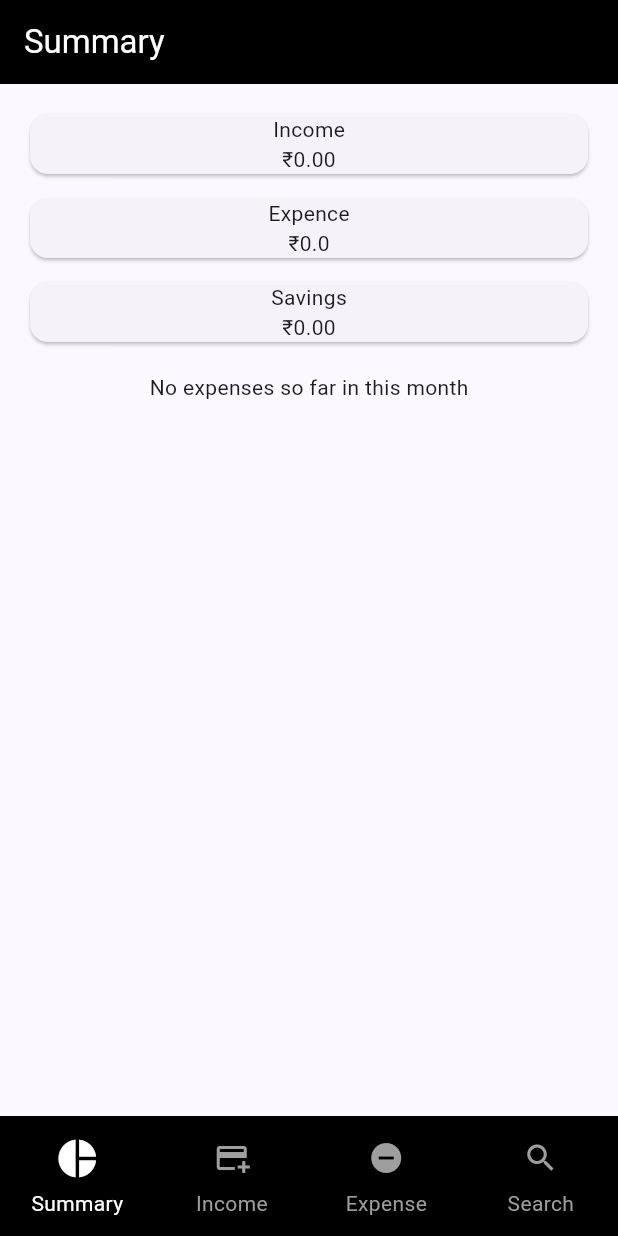
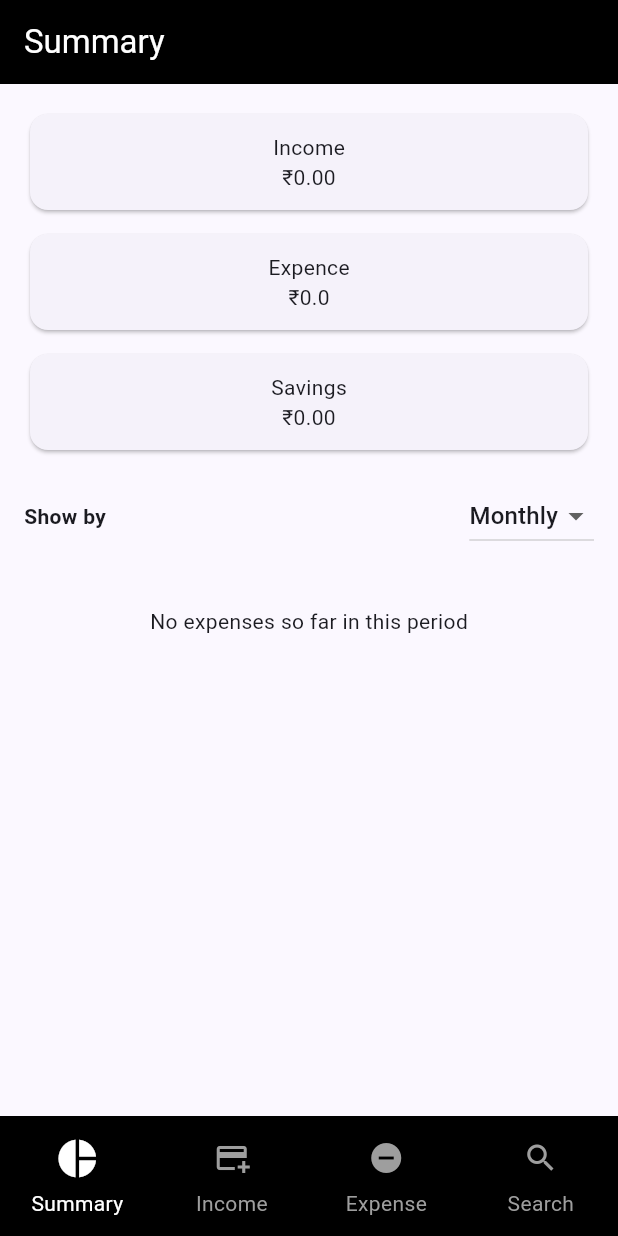
Before and after one commit to 9xRahul/expense_tracker_app, a Flutter app: the screen it shows after launch, on a phone screen of 412 x 824 dp. Run offline on Flutter 3.47's test engine with Material 3 defaults, Android fonts, the phone set to English and light mode, and no system bars; our stand-ins replace auto_route, bloc, equatable, fl_chart, flutter_bloc, sqflite; accounts and stored records are empty.

Commit message:
Added pie chart ranges in summary page,some overflow issues solved

```diff
--- a/lib/core/constants/variables.dart
+++ b/lib/core/constants/variables.dart
@@ -9,3 +9,5 @@ class Constants {
     'Other',
   ];
 }
+
+enum SummaryRange { monthly, weekly, daily }
--- a/lib/presentation/bloc/summary/summary_bloc.dart
+++ b/lib/presentation/bloc/summary/summary_bloc.dart
@@ -4,6 +4,8 @@ import 'package:bloc/bloc.dart';
 import 'package:collection/collection.dart';
 import 'package:equatable/equatable.dart';
 import 'package:expense_tracker_app/core/constants/color_config.dart';
+import 'package:expense_tracker_app/core/constants/variables.dart';
+import 'package:expense_tracker_app/core/utils/date_utils.dart';
 import 'package:fl_chart/fl_chart.dart';
 import 'package:flutter/material.dart';
 import '../../../domain/repositories/expense_repository.dart';
@@ -23,36 +25,37 @@ class SummaryBloc extends Bloc<SummaryEvent, SummaryState> {
   SummaryBloc(this.expenseRepo, this.incomeRepo, this.limitRepo)
     : super(SummaryState.initial()) {
     on<LoadSummary>(_loadSummaryForNow);
+    on<SetSummaryRange>(_setRangeAndRebuild);
   }
-  void _loadSummaryForNow(LoadSummary event, Emitter<SummaryState> emit) async {
-    final expenses = await expenseRepo.getExpenses(month: event.month);
-    final incomes = await incomeRepo.getIncomes(month: event.month);
-    final totalExpense = expenses.fold<double>(0.0, (p, e) => p + e.amount);
-    final totalIncome = incomes.fold<double>(0.0, (p, e) => p + e.amount);
 
-    final byCategory = groupBy<ExpenseEntry, String>(
+  Future<void> _loadSummaryForNow(
+    LoadSummary event,
+    Emitter<SummaryState> emit,
+  ) async {
+    final List<ExpenseEntry> expenses = await expenseRepo.getExpenses(
+      month: event.month,
+    );
+    final List<IncomeEntry> incomes = await incomeRepo.getIncomes(
+      month: event.month,
+    );
+
+    double totalExpense = 0.0;
+    for (final e in expenses) {
+      totalExpense = totalExpense + e.amount;
+    }
+
+    double totalIncome = 0.0;
+    for (final i in incomes) {
+      totalIncome = totalIncome + i.amount;
+    }
+
+    final List<ExpenseEntry> filtered = _filterByRange(
       expenses,
-      (e) => e.category,
-    ).map((k, v) => MapEntry(k, v.fold<double>(0, (p, e) => p + e.amount)));
-
-    final sections = byCategory.entries.toList().asMap().entries.map((entry) {
-      final index = entry.key;
-      final e = entry.value;
-      final color =
-          ColorConfig.pidiagramColors[index %
-              ColorConfig.pidiagramColors.length];
-      return PieChartSectionData(
-        value: e.value,
-        title: e.key,
-        color: color,
-        radius: 60,
-        titleStyle: TextStyle(
-          fontSize: 14,
-          fontWeight: FontWeight.bold,
-          color: Colors.white,
-        ),
-      );
-    }).toList();
+      state.range,
+      month: event.month,
+    );
+    final Map<String, double> byCategory = _sumByCategory(filtered);
+    final List<PieChartSectionData> sections = _buildPieSections(byCategory);
 
     emit(
       state.copyWith(
@@ -66,4 +69,134 @@ class SummaryBloc extends Bloc<SummaryEvent, SummaryState> {
       ),
     );
   }
+
+  void _setRangeAndRebuild(SetSummaryRange event, Emitter<SummaryState> emit) {
+    final List<ExpenseEntry> filtered = _filterByRange(
+      state.expenses,
+      event.value,
+      month: state.month,
+    );
+    final Map<String, double> byCategory = _sumByCategory(filtered);
+    final List<PieChartSectionData> sections = _buildPieSections(byCategory);
+
+    emit(
+      state.copyWith(
+        range: event.value,
+        categoryExpense: byCategory,
+        sections: sections,
+      ),
+    );
+  }
 }
+
+List<ExpenseEntry> _filterByRange(
+  List<ExpenseEntry> items,
+  SummaryRange range, {
+  required DateTime month,
+}) {
+  final DateTime now = DateTime.now();
+  final DateTime todayStart = DateTime(now.year, now.month, now.day);
+  final DateTime weekStart = _startOfWeek(now);
+  final DateTime monthStart = DateTime(month.year, month.month, 1);
+  final DateTime monthEnd = DateTime(month.year, month.month + 1, 0);
+
+  bool inDay(DateTime d) {
+    return !d.isBefore(todayStart) &&
+        d.isBefore(todayStart.add(const Duration(days: 1)));
+  }
+
+  bool inWeek(DateTime d) {
+    return !d.isBefore(weekStart) && !d.isAfter(now);
+  }
+
+  bool inMonth(DateTime d) {
+    return !d.isBefore(monthStart) && !d.isAfter(monthEnd);
+  }
+
+  final List<ExpenseEntry> result = <ExpenseEntry>[];
+
+  for (final item in items) {
+    final DateTime d = DateValidators.parseYMd(item.date);
+    if (range == SummaryRange.daily) {
+      if (inDay(d)) {
+        result.add(item);
+      }
+    } else if (range == SummaryRange.weekly) {
+      if (inWeek(d)) {
+        result.add(item);
+      }
+    } else {
+      if (inMonth(d)) {
+        result.add(item);
+      }
+    }
+  }
+
+  return result;
+}
+
+Map<String, double> _sumByCategory(List<ExpenseEntry> entries) {
+  final Map<String, List<ExpenseEntry>> grouped = groupBy<ExpenseEntry, String>(
+    entries,
+    (e) {
+      return e.category;
+    },
+  );
+
+  final Map<String, double> sums = <String, double>{};
+
+  grouped.forEach((String key, List<ExpenseEntry> list) {
+    double total = 0.0;
+    for (final e in list) {
+      total = total + e.amount;
+    }
+    sums[key] = total;
+  });
+
+  return sums;
+}
+
+List<PieChartSectionData> _buildPieSections(Map<String, double> byCategory) {
+  final List<MapEntry<String, double>> ordered = byCategory.entries.toList();
+
+  ordered.sort((a, b) {
+    if (a.value > b.value) {
+      return -1;
+    } else if (a.value < b.value) {
+      return 1;
+    } else {
+      return 0;
+    }
+  });
+
+  final List<PieChartSectionData> sections = <PieChartSectionData>[];
+
+  for (int i = 0; i < ordered.length; i++) {
+    final MapEntry<String, double> e = ordered[i];
+    final Color color =
+        ColorConfig.pidiagramColors[i % ColorConfig.pidiagramColors.length];
+    final Color textColor =
+        ColorConfig.pidiagramColors[i + 3 % ColorConfig.pidiagramColors.length];
+
+    sections.add(
+      PieChartSectionData(
+        value: e.value,
+        title: e.key,
+        color: color,
+        radius: 60,
+        titleStyle: TextStyle(
+          fontSize: 12,
+          fontWeight: FontWeight.bold,
+          color: textColor,
+        ),
+      ),
+    );
+  }
+
+  return sections;
+}
+
+DateTime _startOfWeek(DateTime d) {
+  final int weekday = d.weekday;
+  return DateTime(d.year, d.month, d.day).subtract(Duration(days: weekday - 1));
+}
--- a/lib/presentation/bloc/summary/summary_event.dart
+++ b/lib/presentation/bloc/summary/summary_event.dart
@@ -9,3 +9,10 @@ class LoadSummary extends SummaryEvent {
   final DateTime month;
   LoadSummary(this.month);
 }
+class SetSummaryRange extends SummaryEvent {
+  final SummaryRange value;
+  SetSummaryRange(this.value);
+
+  @override
+  List<Object?> get props => [value];
+}
--- a/lib/presentation/bloc/summary/summary_state.dart
+++ b/lib/presentation/bloc/summary/summary_state.dart
@@ -9,6 +9,8 @@ class SummaryState extends Equatable {
   final Map<String, double> categoryExpense;
   List<PieChartSectionData> sections;
 
+  final SummaryRange range;
+
   SummaryState({
     required this.month,
     required this.expenses,
@@ -17,6 +19,7 @@ class SummaryState extends Equatable {
     required this.totalIncome,
     required this.categoryExpense,
     required this.sections,
+    required this.range,
   });
 
   factory SummaryState.initial() => SummaryState(
@@ -27,6 +30,7 @@ class SummaryState extends Equatable {
     totalIncome: 0,
     categoryExpense: Map(),
     sections: const [],
+    range: SummaryRange.monthly,
   );
 
   SummaryState copyWith({
@@ -37,6 +41,7 @@ class SummaryState extends Equatable {
     double? totalIncome,
     Map<String, double>? categoryExpense,
     List<PieChartSectionData>? sections,
+    SummaryRange? range,
   }) => SummaryState(
     month: month ?? this.month,
     expenses: expenses ?? this.expenses,
@@ -45,6 +50,7 @@ class SummaryState extends Equatable {
     totalIncome: totalIncome ?? this.totalIncome,
     categoryExpense: categoryExpense ?? this.categoryExpense,
     sections: sections ?? this.sections,
+    range: range ?? this.range,
   );
 
   @override
@@ -56,5 +62,6 @@ class SummaryState extends Equatable {
     totalIncome,
     categoryExpense,
     sections,
+    range,
   ];
 }
--- a/lib/presentation/pages/summary_page.dart
+++ b/lib/presentation/pages/summary_page.dart
@@ -1,11 +1,10 @@
 import 'package:auto_route/auto_route.dart';
-import 'package:collection/collection.dart';
 import 'package:expense_tracker_app/core/constants/color_config.dart';
 import 'package:expense_tracker_app/core/constants/text_values.dart';
+import 'package:expense_tracker_app/core/constants/variables.dart';
 import 'package:fl_chart/fl_chart.dart';
 import 'package:flutter/material.dart';
 import 'package:flutter_bloc/flutter_bloc.dart';
-import '../../domain/entities/expense_entry.dart';
 import '../bloc/summary/summary_bloc.dart';
 
 @RoutePage()
@@ -27,7 +26,6 @@ class _SummaryPageState extends State<SummaryPage> {
     return Scaffold(
       appBar: AppBar(
         backgroundColor: ColorConfig.primary,
-
         title: Text(
           TextValues.summary,
           style: TextStyle(color: ColorConfig.selectedIconColors),
@@ -36,7 +34,9 @@ class _SummaryPageState extends State<SummaryPage> {
       ),
       body: BlocBuilder<SummaryBloc, SummaryState>(
         builder: (context, state) {
-          final recent = state.expenses.take(10).toList();
+          final List recent = state.expenses.length > 10
+              ? state.expenses.sublist(0, 10)
+              : state.expenses;
 
           return SingleChildScrollView(
             padding: const EdgeInsets.all(16),
@@ -44,33 +44,40 @@ class _SummaryPageState extends State<SummaryPage> {
               crossAxisAlignment: CrossAxisAlignment.stretch,
               children: [
                 Card(
+                  child: Padding(
+                    padding: const EdgeInsets.symmetric(vertical: 12),
                     child: Center(
                       child: Column(
                         children: [
-                        Text('Income'),
+                          const Text('Income'),
                           Text('₹${state.totalIncome.toStringAsFixed(2)}'),
                         ],
                       ),
                     ),
                   ),
+                ),
                 const SizedBox(height: 8),
                 Card(
+                  child: Padding(
+                    padding: const EdgeInsets.symmetric(vertical: 12),
                     child: Center(
                       child: Column(
                         children: [
-                        Text('Expence'),
+                          const Text('Expence'),
                           Text('₹${state.totalExpense}'),
                         ],
                       ),
                     ),
                   ),
-
+                ),
                 const SizedBox(height: 8),
                 Card(
+                  child: Padding(
+                    padding: const EdgeInsets.symmetric(vertical: 12),
                     child: Center(
                       child: Column(
                         children: [
-                        Text('Savings'),
+                          const Text('Savings'),
                           Text(
                             '₹${(state.totalIncome - state.totalExpense).toStringAsFixed(2)}',
                           ),
@@ -78,20 +85,75 @@ class _SummaryPageState extends State<SummaryPage> {
                       ),
                     ),
                   ),
+                ),
+                const SizedBox(height: 16),
 
-                const SizedBox(height: 16),
-                state.sections.isEmpty
-                    ? const Center(
-                        child: Text('No expenses so far in this month'),
-                      )
-                    : SizedBox(
+
+                Row(
+                  mainAxisAlignment: MainAxisAlignment.spaceBetween,
+                  children: [
+                    const Text(
+                      'Show by',
+                      style: TextStyle(fontWeight: FontWeight.w600),
+                    ),
+                    DropdownButton<SummaryRange>(
+                      value: state.range,
+                      onChanged: (v) {
+                        if (v != null) {
+                          context.read<SummaryBloc>().add(SetSummaryRange(v));
+                        }
+                      },
+                      items: const [
+                        DropdownMenuItem(
+                          value: SummaryRange.monthly,
+                          child: Text('Monthly'),
+                        ),
+                        DropdownMenuItem(
+                          value: SummaryRange.weekly,
+                          child: Text('Weekly'),
+                        ),
+                        DropdownMenuItem(
+                          value: SummaryRange.daily,
+                          child: Text('Daily'),
+                        ),
+                      ],
+                    ),
+                  ],
+                ),
+
+                const SizedBox(height: 12),
+
+
+                Builder(
+                  builder: (context) {
+                    if (state.sections.isEmpty) {
+                      return const Center(
+                        child: Padding(
+                          padding: EdgeInsets.symmetric(vertical: 24),
+                          child: Text('No expenses so far in this period'),
+                        ),
+                      );
+                    }
+                    return SizedBox(
                       height: 260,
-                        child: PieChart(PieChartData(sections: state.sections)),
+                      child: PieChart(
+                        PieChartData(
+                          sections: state.sections,
+                          sectionsSpace: 2,
+                          centerSpaceRadius: 32,
                         ),
+                      ),
+                    );
+                  },
+                ),
+
                 const SizedBox(height: 24),
                 Text(
                   state.sections.isEmpty ? "" : 'Recent Expenses',
-                  style: TextStyle(fontSize: 16, fontWeight: FontWeight.bold),
+                  style: const TextStyle(
+                    fontSize: 16,
+                    fontWeight: FontWeight.bold,
+                  ),
                 ),
                 const SizedBox(height: 8),
 
@@ -101,10 +163,12 @@ class _SummaryPageState extends State<SummaryPage> {
                   itemCount: recent.length,
                   itemBuilder: (context, index) {
                     final e = recent[index];
-                    final title =
-                        e.subCategory == null || e.subCategory!.isEmpty
-                        ? e.category
-                        : '${e.category} • ${e.subCategory}';
+                    final String title;
+                    if (e.subCategory == null || e.subCategory.isEmpty) {
+                      title = e.category;
+                    } else {
+                      title = '${e.category} - ${e.subCategory}';
+                    }
                     return ListTile(
                       leading: const Icon(Icons.payments),
                       title: Text(title),
@@ -113,7 +177,6 @@ class _SummaryPageState extends State<SummaryPage> {
                     );
                   },
                 ),
-
                 const SizedBox(height: 16),
               ],
             ),
```
Also changed, not shown: lib/presentation/pages/expense_page.dart (+21 -5 lines), lib/presentation/pages/search_page.dart (+13 -1 lines). Lines whose indentation alone changed are shown as unchanged.
